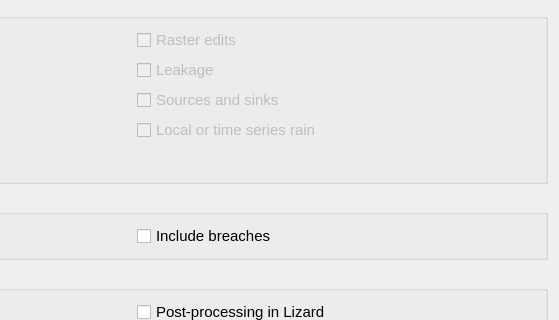
First picture: the form in threedi_models_and_simulations/ui/simulation_wizard/init_dialog.ui, repository nens/threedi-api-qgis-client, before the edit; both pictures show x 291 to 850 and y 123 to 443 of the 850 by 850 pixel window.
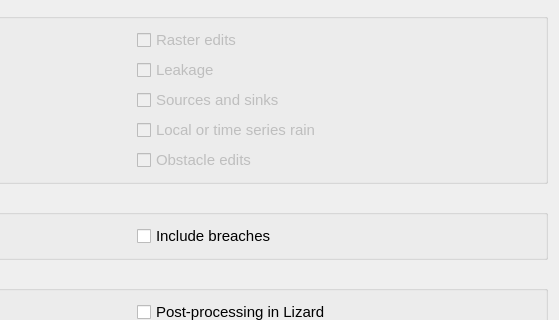
Second picture: the form after the edit.

Commit message: Moved post-processing in Lizard to the separate simulation wizard page.

Diff of the .ui file:
```diff
--- a/threedi_models_and_simulations/ui/simulation_wizard/init_dialog.ui
+++ b/threedi_models_and_simulations/ui/simulation_wizard/init_dialog.ui
@@ -312,6 +312,24 @@
           </property>
          </widget>
         </item>
+        <item row="4" column="1">
+         <widget class="QCheckBox" name="cb_obstacle_edits">
+          <property name="enabled">
+           <bool>false</bool>
+          </property>
+          <property name="font">
+           <font>
+            <family>Segoe UI</family>
+            <pointsize>11</pointsize>
+            <weight>50</weight>
+            <bold>false</bold>
+           </font>
+          </property>
+          <property name="text">
+           <string>Obstacle edits</string>
+          </property>
+         </widget>
+        </item>
        </layout>
       </widget>
      </item>
```
The commit also changes 1 other file.
